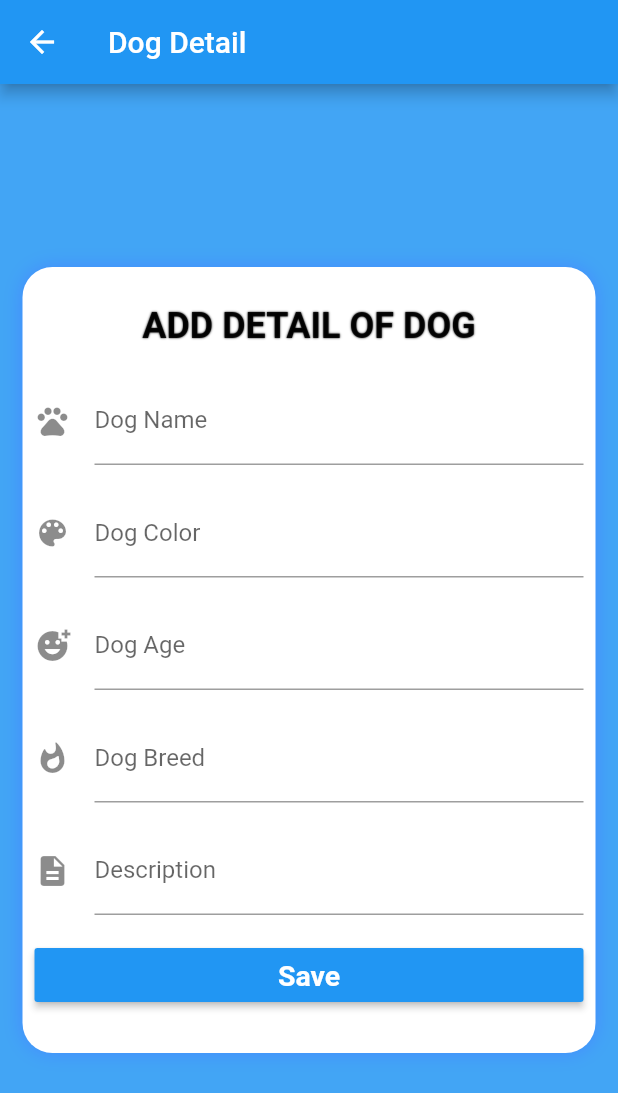
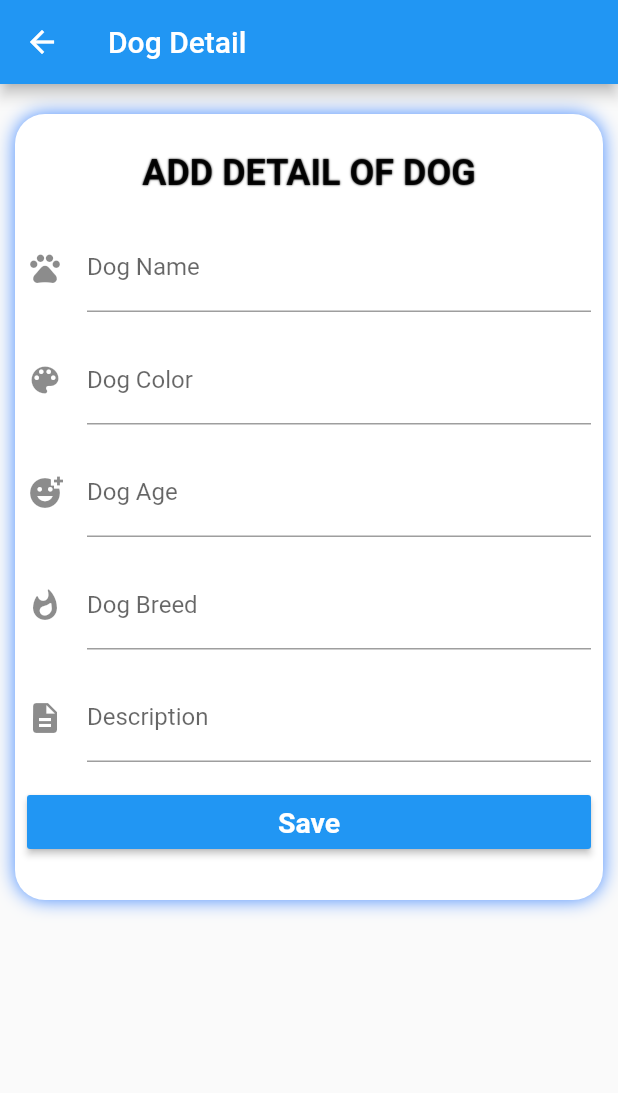
Before and after one commit to DavinderSingh-ds/Dogs_diary, a Flutter app: the EnterDetail screen opened directly, on a phone screen of 412 x 824 dp. Shown: the top 1093 px of the screen. Run offline on Flutter 3.47's test engine with Material 2 defaults, Android fonts, the phone set to English and light mode, and no system bars; our stand-ins replace fluttertoast, progress_indicators, sqflite; missing offline and left inert: diamond_bottom_bar, flutter_slimy_card, simple_speed_dial; accounts and stored records are empty; Roboto replaces fonts that are missing (Times New Roman).

Commit message:
enter_detail_ui_change

```diff
--- a/lib/ui_designs/enter_detail.dart
+++ b/lib/ui_designs/enter_detail.dart
@@ -43,14 +43,11 @@ class _EnterDetailState extends State<EnterDetail> {
       appBar: AppBar(
         title: Text('Dog Detail'),
       ),
-      body: Container(
-        decoration: BoxDecoration(
-          color: Colors.blue[400],
-        ),
-        child: Center(
-          child: Padding(
-            padding: const EdgeInsets.only(left: 15, right: 15),
-            child: Expanded(
+      body: ListView(
+        children: [
+          Padding(
+            padding:
+                const EdgeInsets.only(top: 20, right: 10, left: 10, bottom: 10),
             child: Container(
               decoration: BoxDecoration(
                 color: Colors.white,
@@ -62,8 +59,6 @@ class _EnterDetailState extends State<EnterDetail> {
                   ),
                 ],
               ),
-                child: SingleChildScrollView(
-                  scrollDirection: Axis.vertical,
               child: Column(
                 children: [
                   Padding(
@@ -205,12 +200,11 @@ class _EnterDetailState extends State<EnterDetail> {
                                     'Expense is ${_amountController.text.toString()}');
                                 final newexpensess = DogModel(
                                   dogAge: _amountController.text.toString(),
-                                      dogBreed: _descriptionController.text
-                                          .toString(),
+                                  dogBreed:
+                                      _descriptionController.text.toString(),
                                   dogName: _nameController.text.toString(),
                                   date: _dateController.text.toString(),
-                                      dogColor:
-                                          _colorController.text.toString(),
+                                  dogColor: _colorController.text.toString(),
                                 );
 
                                 if (_amountController.text
@@ -221,8 +215,7 @@ class _EnterDetailState extends State<EnterDetail> {
                                   print('${catId.toString()}');
                                 }
                                 if (widget.newexpenseModel != null) {
-                                      newexpensess.id =
-                                          widget.newexpenseModel!.id;
+                                  newexpensess.id = widget.newexpenseModel!.id;
                                   _databaseProvider
                                       .updateTransaction(newexpensess);
                                 }
@@ -241,9 +234,7 @@ class _EnterDetailState extends State<EnterDetail> {
               ),
             ),
           ),
-            ),
-          ),
-        ),
+        ],
       ),
     );
   }
```
Also changed, not shown: pubspec.lock. Lines whose indentation alone changed are shown as unchanged.
